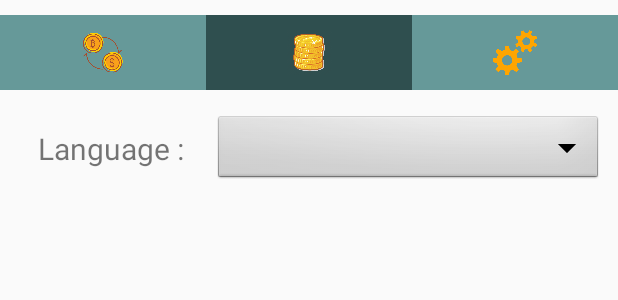
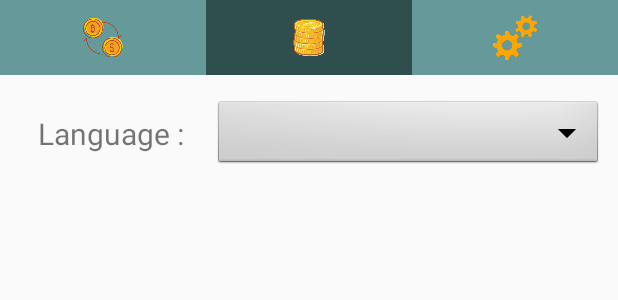
Before and after one commit to nonaee/Android_Final_Project, an Android app: the layout activity_setting.xml on its own in the app's theme, with its tools: preview values and no code run, on a phone screen of 412 x 824 dp. Shown: the top 300 px of the screen. Run offline under Robolectric (Android 15) with nearby library versions, the phone set to English and light mode, and no system bars.

Commit message:
Update setting page

```diff
--- a/app/src/main/java/com/example/fernomazer/androidproject/Setting.java
+++ b/app/src/main/java/com/example/fernomazer/androidproject/Setting.java
@@ -1,7 +1,7 @@
 package com.example.fernomazer.androidproject;
 
+import android.support.v7.app.AppCompatActivity;
 import android.os.Bundle;
-import android.support.v7.app.AppCompatActivity;
 import android.view.View;
 import android.widget.AdapterView;
 import android.widget.ArrayAdapter;
@@ -9,7 +9,7 @@ import android.widget.Spinner;
 
 public class Setting extends AppCompatActivity {
 
-    public void setLanguage(String selectlanguage) {
+    public void selectLanguage(String selectlanguage) {
         this.selectlanguage = selectlanguage;
     }
 
@@ -18,7 +18,7 @@ public class Setting extends AppCompatActivity {
     @Override
     protected void onCreate(Bundle savedInstanceState) {
         super.onCreate(savedInstanceState);
-        setContentView(R.layout.setting);
+        setContentView(R.layout.activity_setting);
         final String[] language = new String[]{"English","Australian","Chinese","Japanese","South Korean","Thai"};
         Spinner spinnerLanguage = (Spinner) findViewById(R.id.spinnerLanguage);
 
@@ -42,5 +42,4 @@ public class Setting extends AppCompatActivity {
             }
         });
     }
-
 }
--- a/app/src/main/res/layout/setting.xml
+++ b/app/src/main/res/layout/activity_setting.xml
@@ -1,10 +1,11 @@
 <?xml version="1.0" encoding="utf-8"?>
-<LinearLayout
-    xmlns:android="http://schemas.android.com/apk/res/android"
+<LinearLayout xmlns:android="http://schemas.android.com/apk/res/android"
+    xmlns:app="http://schemas.android.com/apk/res-auto"
+    xmlns:tools="http://schemas.android.com/tools"
     android:layout_width="match_parent"
     android:layout_height="match_parent"
     android:orientation="vertical"
-    android:layout_marginTop="10dp">
+    tools:context=".Setting">
 
     <include layout="@layout/menu_bar" />
 
@@ -30,11 +31,5 @@
             android:gravity="center"
             android:layout_marginTop="5dp"
             />
-
     </LinearLayout>
-
-
-
-
-
 </LinearLayout>
--- a/app/src/main/res/layout/exchange_label.xml
+++ b/app/src/main/res/layout/exchange_label.xml
@@ -49,7 +49,7 @@
             android:layout_height="match_parent"
             android:layout_weight="0.85"
             android:background="@null"
-            android:gravity="center"
+            android:gravity="left|center_vertical"
             android:text="@string/buy_rate"
             android:textSize="18dp"
             android:textColor="#000000"
@@ -79,6 +79,8 @@
             android:layout_height="match_parent"
             android:id="@+id/goExchange"
             android:scaleType="center"
+            android:layout_marginLeft="25dp"
+            android:layout_marginRight="25dp"
             android:background="@drawable/exchange"
             />
 
```
Also changed, not shown: app/src/main/AndroidManifest.xml (+6 -5 lines), app/src/main/res/values/strings.xml (indentation only).
